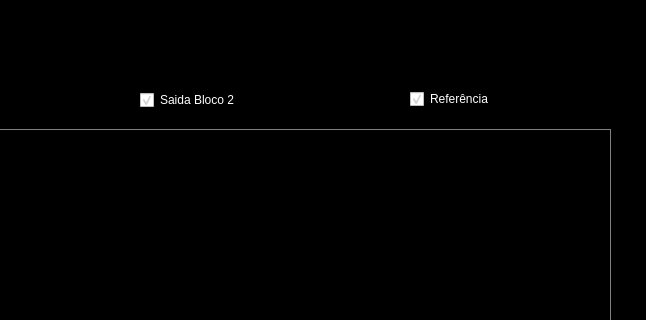
Aandre99/Projeto-Sistema-De-Controle, file interface.ui: the form before one commit; both pictures show x 459 to 1105 and y 0 to 320 of the 1105 by 671 pixel window.
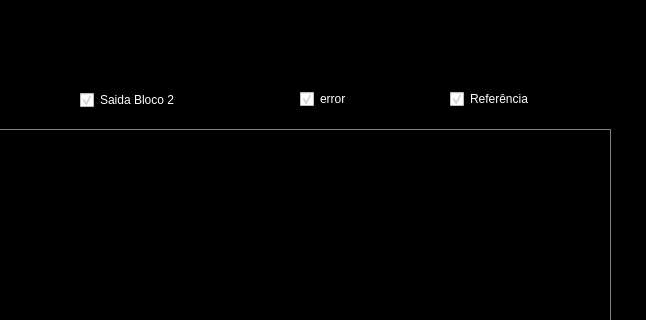
The form after the commit.

Patch:
```diff
--- a/interface.ui
+++ b/interface.ui
@@ -766,7 +766,7 @@
      <widget class="QCheckBox" name="checkBox_bloco2">
       <property name="geometry">
        <rect>
-        <x>310</x>
+        <x>250</x>
         <y>11</y>
         <width>111</width>
         <height>20</height>
@@ -786,7 +786,7 @@
      <widget class="QCheckBox" name="checkBox_referencia">
       <property name="geometry">
        <rect>
-        <x>580</x>
+        <x>620</x>
         <y>10</y>
         <width>111</width>
         <height>20</height>
@@ -803,6 +803,26 @@
        <bool>true</bool>
       </property>
      </widget>
+     <widget class="QCheckBox" name="checkBox_error">
+      <property name="geometry">
+       <rect>
+        <x>470</x>
+        <y>10</y>
+        <width>111</width>
+        <height>20</height>
+       </rect>
+      </property>
+      <property name="styleSheet">
+       <string notr="true">color: white;
+border: 0px solid gray;</string>
+      </property>
+      <property name="text">
+       <string>error</string>
+      </property>
+      <property name="checked">
+       <bool>true</bool>
+      </property>
+     </widget>
     </widget>
     <widget class="QStackedWidget" name="stackedWidget_controladores">
      <property name="geometry">
```
